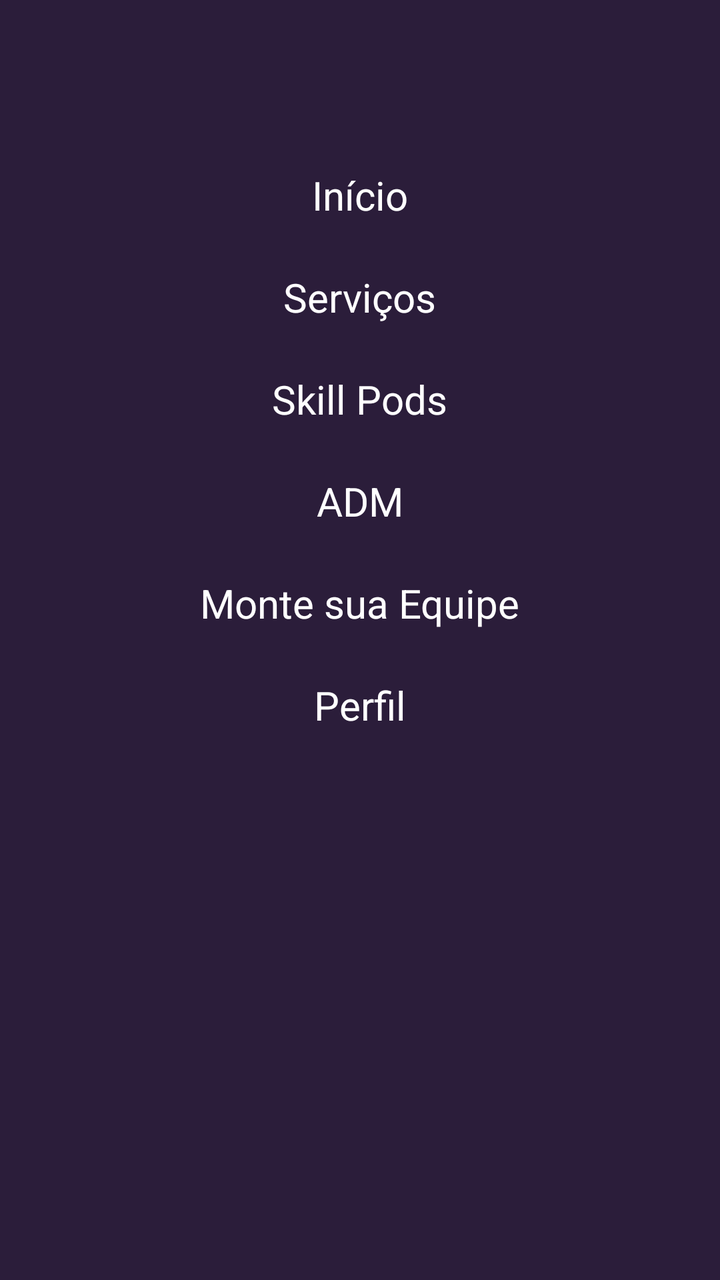
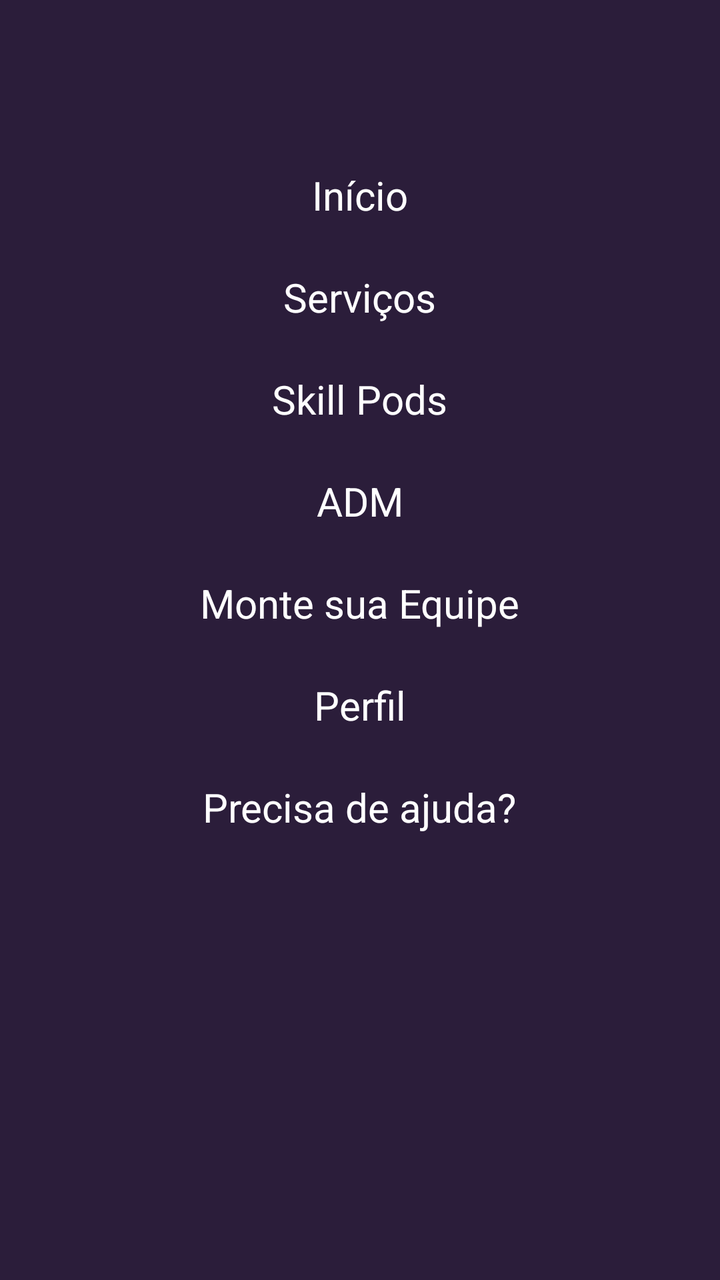

Before-and-after screenshots of an Android layout around one commit, followed by the original layout XML and the change that was made.
<!-- AndroidManifest.xml: application theme Theme.PiMobile -->
<!-- res/layout/menu_lateral.xml -->
<?xml version="1.0" encoding="utf-8"?>
<LinearLayout
    xmlns:android="http://schemas.android.com/apk/res/android"
    android:layout_width="match_parent"
    android:layout_height="match_parent"
    android:background="@color/barra_topo"
    android:clickable="true"
    android:focusable="true"
    android:gravity="center_horizontal"
    android:orientation="vertical"
    android:paddingTop="72dp"
    android:paddingHorizontal="16dp">

    <TextView
        android:id="@+id/menuInicio"
        android:layout_width="wrap_content"
        android:layout_height="wrap_content"
        android:padding="12dp"
        android:text="Início"
        android:textColor="@color/branco"
        android:textSize="20sp" />

    <TextView
        android:id="@+id/menuServicos"
        android:layout_width="wrap_content"
        android:layout_height="wrap_content"
        android:padding="12dp"
        android:text="Serviços"
        android:textColor="@color/branco"
        android:textSize="20sp" />

    <TextView
        android:id="@+id/menuSkillPods"
        android:layout_width="wrap_content"
        android:layout_height="wrap_content"
        android:padding="12dp"
        android:text="Skill Pods"
        android:textColor="@color/branco"
        android:textSize="20sp" />

    <TextView
        android:id="@+id/menuAdm"
        android:layout_width="wrap_content"
        android:layout_height="wrap_content"
        android:padding="12dp"
        android:text="ADM"
        android:textColor="@color/branco"
        android:textSize="20sp" />

    <TextView
        android:id="@+id/menuMonteEquipe"
        android:layout_width="wrap_content"
        android:layout_height="wrap_content"
        android:padding="12dp"
        android:text="Monte sua Equipe"
        android:textColor="@color/branco"
        android:textSize="20sp" />

    <TextView
        android:id="@+id/menuPerfil"
        android:layout_width="wrap_content"
        android:layout_height="wrap_content"
        android:padding="12dp"
        android:text="Perfil"
        android:textColor="@color/branco"
        android:textSize="20sp" />
</LinearLayout>
<!-- resources referenced by this layout -->
<resources>
  <color name="barra_topo">#2B1D3A</color>
  <color name="branco">#FFFFFF</color>
  <style name="Theme.PiMobile" parent="Base.Theme.PiMobile" />
  <style name="Base.Theme.PiMobile" parent="Theme.Material3.DayNight.NoActionBar">
          
          
      </style>
</resources>

<!-- the commit's change to res/layout/menu_lateral.xml (unified diff, before → after) -->
@@ -1,4 +1,3 @@
-<?xml version="1.0" encoding="utf-8"?>
 <LinearLayout
     xmlns:android="http://schemas.android.com/apk/res/android"
     android:layout_width="match_parent"
@@ -64,4 +63,14 @@
         android:text="Perfil"
         android:textColor="@color/branco"
         android:textSize="20sp" />
+
+    <TextView
+        android:id="@+id/menuPrecisaAjuda"
+        android:layout_width="wrap_content"
+        android:layout_height="wrap_content"
+        android:padding="12dp"
+        android:text="Precisa de ajuda?"
+        android:textColor="@color/branco"
+        android:textSize="20sp" />
+
 </LinearLayout>
